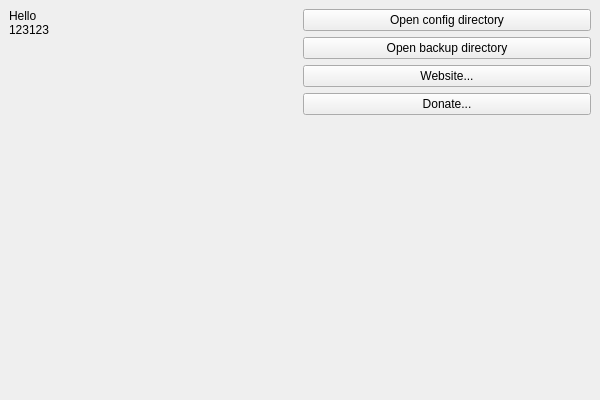
Above: zmake_qt/_guide_window.ui from melianmiko/zmake before the change. Below: the same form after it.
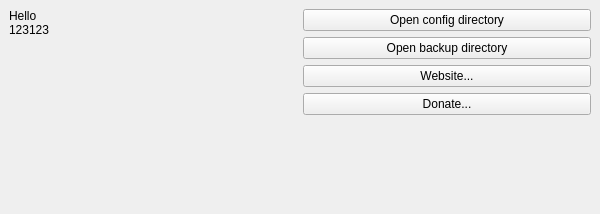
That is the form after the change.

```diff
--- a/zmake_qt/_guide_window.ui
+++ b/zmake_qt/_guide_window.ui
@@ -7,7 +7,7 @@
     <x>0</x>
     <y>0</y>
     <width>600</width>
-    <height>400</height>
+    <height>214</height>
    </rect>
   </property>
   <property name="sizePolicy">
```
